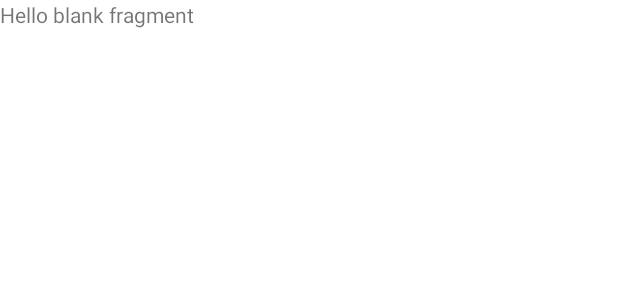
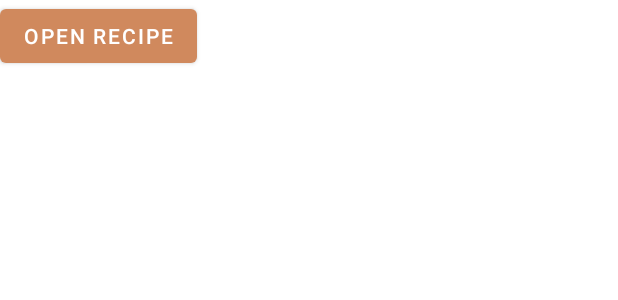
Before and after one commit to Hamza-Bouzoubaa/Mealer-AndroidStudioApp, an Android app: the layout fragment_recommendations.xml on its own in the app's theme, with its tools: preview values and no code run, on a phone screen of 412 x 824 dp. Shown: the top 300 px of the screen. Run offline under Robolectric (Android 15) with nearby library versions, the phone set to English and light mode, and no system bars.

Commit message:
Create recipe

```diff
--- a/app/src/main/AndroidManifest.xml
+++ b/app/src/main/AndroidManifest.xml
@@ -12,6 +12,7 @@
         android:supportsRtl="true"
         android:theme="@style/Theme.Mealer">
         <activity android:name=".UI.Activities.ComplaintActivity" />
+        <activity android:name=".UI.Activities.RecipeActivity" />
         <activity android:name=".UI.Activities.ChooseUserTypeActivity" />
         <activity android:name=".UI.Activities.UserSignUpFormActivity" />
         <activity android:name=".UI.Activities.ChefSignUpFormActivity" />
--- a/app/src/main/res/layout/fragment_recommendations.xml
+++ b/app/src/main/res/layout/fragment_recommendations.xml
@@ -1,14 +1,18 @@
 <?xml version="1.0" encoding="utf-8"?>
-<FrameLayout xmlns:android="http://schemas.android.com/apk/res/android"
+<androidx.constraintlayout.widget.ConstraintLayout xmlns:android="http://schemas.android.com/apk/res/android"
     xmlns:tools="http://schemas.android.com/tools"
     android:layout_width="match_parent"
     android:layout_height="match_parent"
+    xmlns:app="http://schemas.android.com/apk/res-auto"
     tools:context=".UI.Activities.RecommendationsFragment">
 
     <!-- TODO: Update blank fragment layout -->
-    <TextView
-        android:layout_width="match_parent"
-        android:layout_height="match_parent"
-        android:text="@string/hello_blank_fragment" />
+    <Button
+        android:id="@+id/recommendations_open_recipe"
+        android:layout_width="wrap_content"
+        android:layout_height="wrap_content"
+        app:layout_constraintStart_toStartOf="parent"
+        app:layout_constraintTop_toTopOf="parent"
+        android:text="Open recipe" />
 
-</FrameLayout>
+</androidx.constraintlayout.widget.ConstraintLayout>
```
Also changed, not shown: app/src/main/java/com/SEG2505_Group8/mealer/UI/Activities/HomeActivity.java (+13 -0 lines), app/src/main/java/com/SEG2505_Group8/mealer/UI/Activities/RecipeActivity.java (added, +26 -0 lines), app/src/main/java/com/SEG2505_Group8/mealer/UI/Activities/RecommendationsFragment.java (+15 -39 lines), app/src/main/res/layout/activity_recipe.xml (added, +8 -0 lines).
